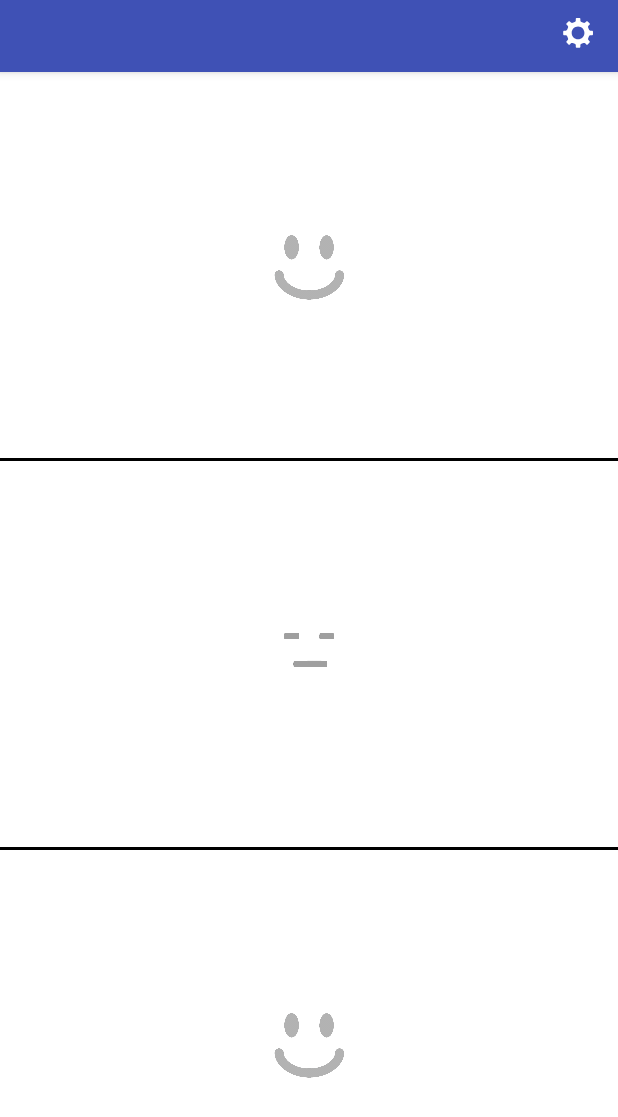
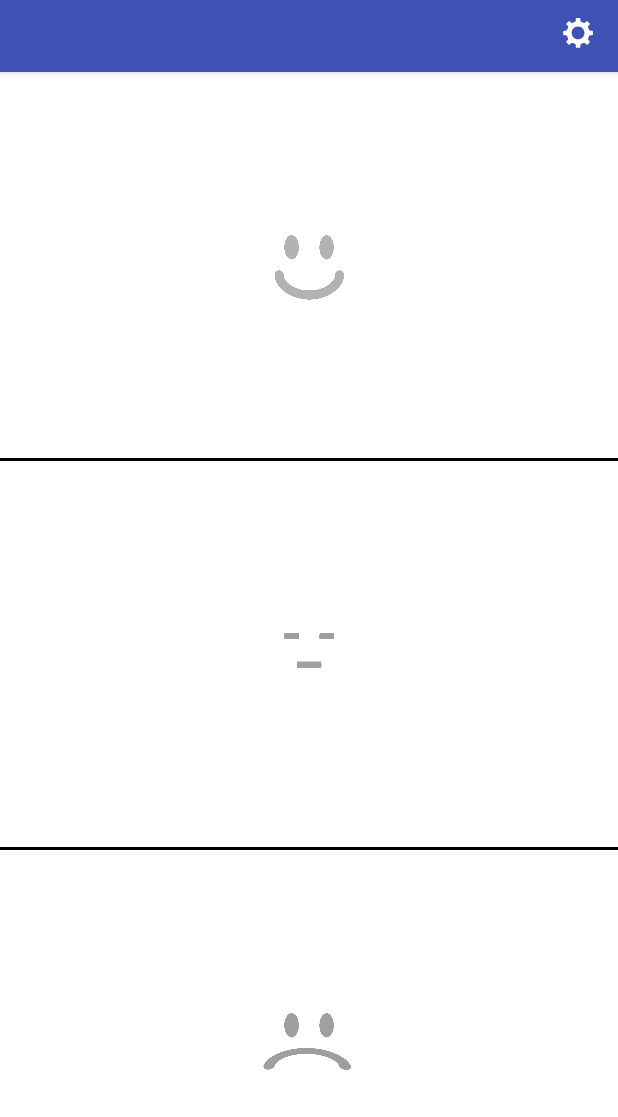
Before and after one commit to ye0yeg/WhatModd, an Android app: the layout activity_choose_mood.xml on its own in the app's theme, with its tools: preview values and no code run, on a phone screen of 412 x 824 dp. Shown: the top 1117 px of the screen. Run offline under Robolectric (Android 15) with nearby library versions, the phone set to English and light mode, and no system bars.

Commit message:
画了一个图标

```diff
--- a/app/src/main/res/layout/activity_choose_mood.xml
+++ b/app/src/main/res/layout/activity_choose_mood.xml
@@ -59,7 +59,8 @@
         <ImageView
             android:layout_width="80dp"
             android:layout_height="80dp"
-            android:src="@drawable/normal" />
+            android:src="@drawable/normal"
+            android:id="@+id/imageView"/>
     </LinearLayout>
 
     <View
@@ -77,7 +78,7 @@
         <ImageView
             android:layout_width="80dp"
             android:layout_height="80dp"
-            android:src="@drawable/smell" />
+            android:src="@drawable/sad" />
     </LinearLayout>
 
 
--- a/build.gradle
+++ b/build.gradle
@@ -5,7 +5,7 @@ buildscript {
         jcenter()
     }
     dependencies {
-        classpath 'com.android.tools.build:gradle:2.3.3'
+        classpath 'com.android.tools.build:gradle:2.2.3'
 
         // NOTE: Do not place your application dependencies here; they belong
         // in the individual module build.gradle files
```
Also changed, not shown: app/src/main/res/drawable/normal.png, app/src/main/res/drawable/sad.png (added).
